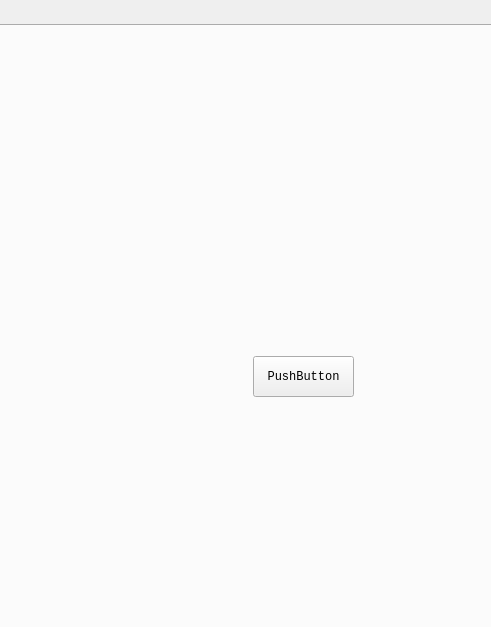
The window that mainwindow.ui (risherlock/simdez) describes before a commit, drawn with Qt 5; both pictures show x 789 to 1280 and y 0 to 627 of the 1280 by 720 pixel window.
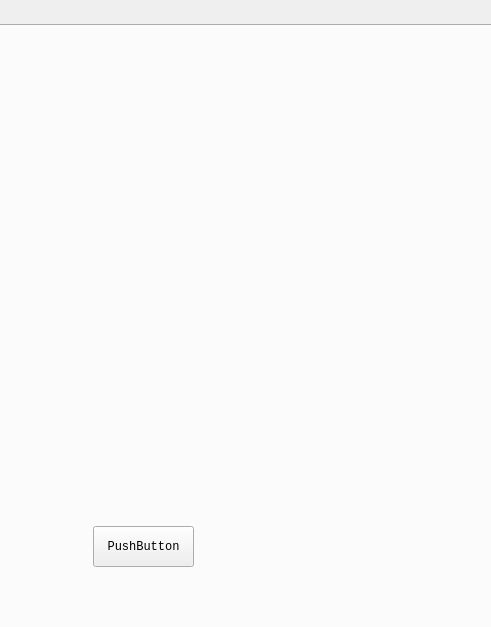
The same window after the commit. The open tabs and pages were chosen to show the change. Icons and pictures are not drawn. Custom widgets are drawn as their Qt base class.

```diff
--- a/mainwindow.ui
+++ b/mainwindow.ui
@@ -1270,8 +1270,8 @@
      <widget class="QPushButton" name="pushButton">
       <property name="geometry">
        <rect>
-        <x>1040</x>
-        <y>330</y>
+        <x>880</x>
+        <y>500</y>
         <width>101</width>
         <height>41</height>
        </rect>
@@ -1283,10 +1283,10 @@
      <widget class="QWidget" name="quickContainer" native="true">
       <property name="geometry">
        <rect>
-        <x>960</x>
+        <x>890</x>
         <y>60</y>
-        <width>241</width>
-        <height>221</height>
+        <width>321</width>
+        <height>401</height>
        </rect>
       </property>
       <property name="maximumSize">
```
Left out of the diff: 10 changed lines with no effect on the pictures.
